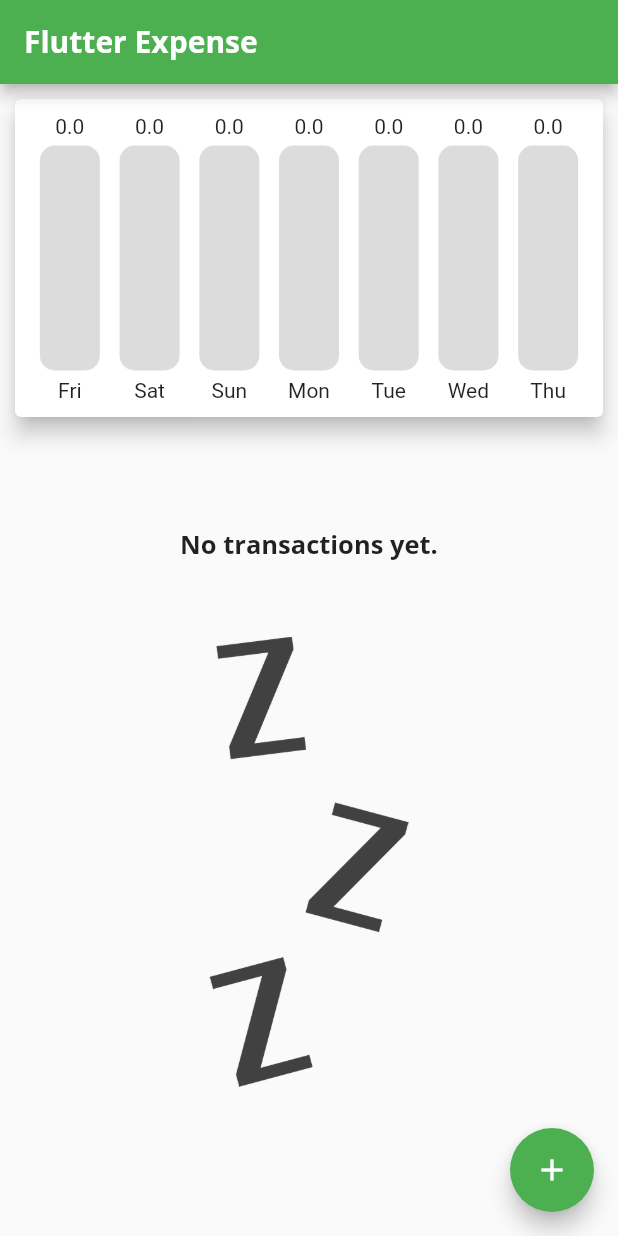
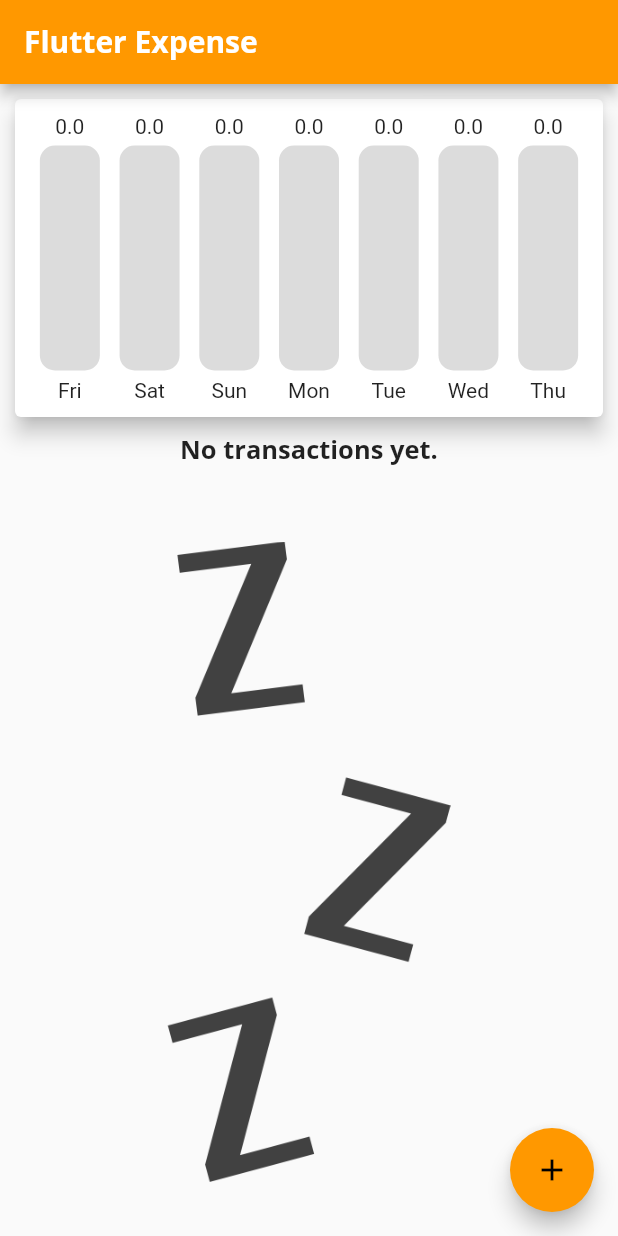
Before and after one commit to amvfortuna/flutter_tutorial_expenses, a Flutter app: the screen it shows after launch, on a phone screen of 412 x 824 dp. Run offline on Flutter 3.47's test engine with Material 2 defaults, Android fonts, the phone set to English and light mode, and no system bars.

Commit message:
Added datepicker and delete transaction feature.

```diff
--- a/lib/main.dart
+++ b/lib/main.dart
@@ -22,16 +22,22 @@ class MyAppState extends State<MyApp> {
     return _transactions.where((tx) => tx.date.isAfter(aWeekAgo)).toList();
   }
 
-  void _addTransaction(String title, double amount) {
+  void _addTransaction(String title, double amount, DateTime date) {
     final transaction = Transaction(
       id: Uuid().v1(),
       name: title,
       amount: amount,
-      date: DateTime.now(),
+      date: date,
     );
 
     setState(() {
       _transactions.add(transaction);
+    });
+  }
+
+  void _deleteTransaction(Transaction transaction) {
+    setState(() {
+      _transactions.remove(transaction);
     });
   }
 
@@ -40,13 +46,19 @@ class MyAppState extends State<MyApp> {
     return MaterialApp(
       title: 'Flutter Expense',
       theme: ThemeData(
-        primarySwatch: Colors.green,
+        primarySwatch: Colors.orange,
         fontFamily: 'Quicksand',
         textTheme: ThemeData.light().textTheme.copyWith(
               headline6: TextStyle(
                 fontFamily: 'OpenSans',
                 fontWeight: FontWeight.bold,
                 fontSize: 17,
+              ),
+              button: TextStyle(
+                fontFamily: 'OpenSans',
+                fontSize: 17,
+                fontWeight: FontWeight.w600,
+                color: Colors.white,
               ),
             ),
         appBarTheme: AppBarTheme(
@@ -71,6 +83,7 @@ class MyAppState extends State<MyApp> {
               Chart(_recentTransactions),
               TransactionList(
                 transactions: _transactions,
+                onDeleteTransaction: _deleteTransaction,
               ),
             ],
           ),
@@ -84,7 +97,7 @@ class MyAppState extends State<MyApp> {
 }
 
 class ModalTransactionForm extends StatelessWidget {
-  final Function(String, double) onAddButtonTapped;
+  final Function(String, double, DateTime) onAddButtonTapped;
 
   ModalTransactionForm({this.onAddButtonTapped});
 
--- a/lib/widgets/transaction_list.dart
+++ b/lib/widgets/transaction_list.dart
@@ -6,8 +6,9 @@ import './transaction_card.dart';
 
 class TransactionList extends StatelessWidget {
   final List<Transaction> transactions;
+  final Function(Transaction) onDeleteTransaction;
 
-  TransactionList({this.transactions});
+  TransactionList({this.transactions, this.onDeleteTransaction});
 
   Widget emptyState(BuildContext context) {
     return Container(
@@ -23,10 +24,11 @@ class TransactionList extends StatelessWidget {
             height: 50,
           ),
           Container(
-            height: 300,
-            child: Image.asset(
-              'assets/images/waiting.png',
-              fit: BoxFit.cover,
+            child: Expanded(
+              child: Image.asset(
+                'assets/images/waiting.png',
+                fit: BoxFit.cover,
+              ),
             ),
           ),
         ],
@@ -47,6 +49,9 @@ class TransactionList extends StatelessWidget {
                   name: tx.name,
                   amount: tx.amount.toStringAsFixed(2),
                   date: DateFormat('d MMM yyyy | h:mm a').format(tx.date),
+                  deleteTransactionTapped: () {
+                    onDeleteTransaction(transactions[idx]);
+                  },
                 );
               },
               itemCount: transactions.length,
```
Also changed, not shown: lib/widgets/transaction_card.dart (+15 -34 lines), lib/widgets/transaction_form.dart (+32 -13 lines).
